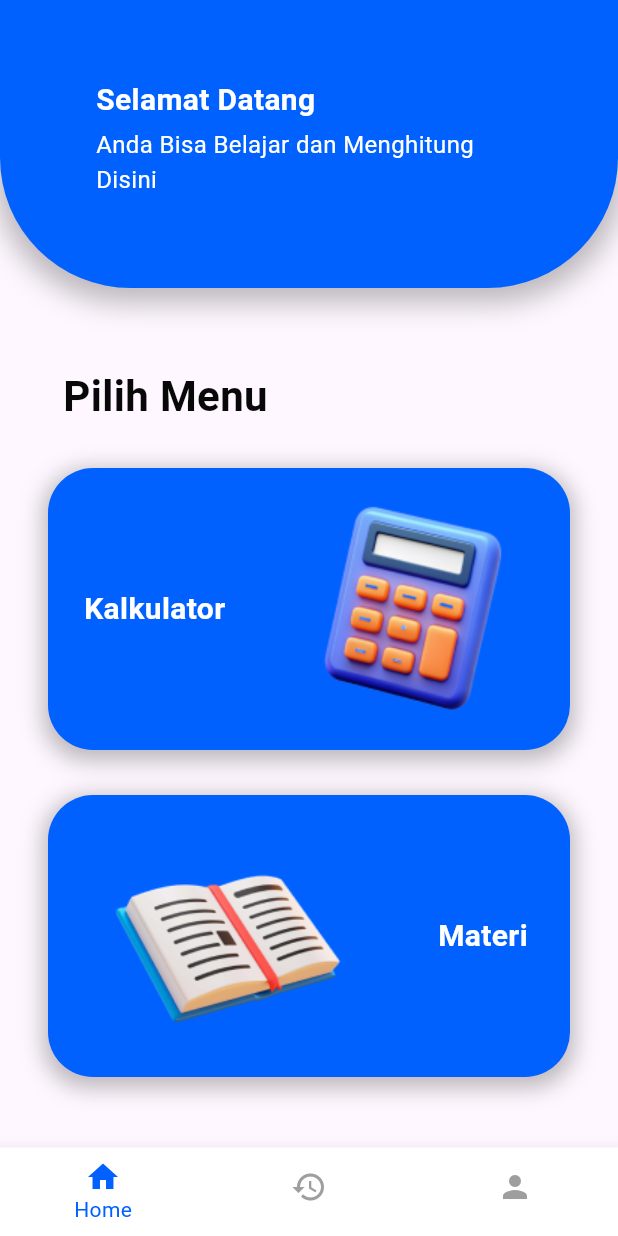
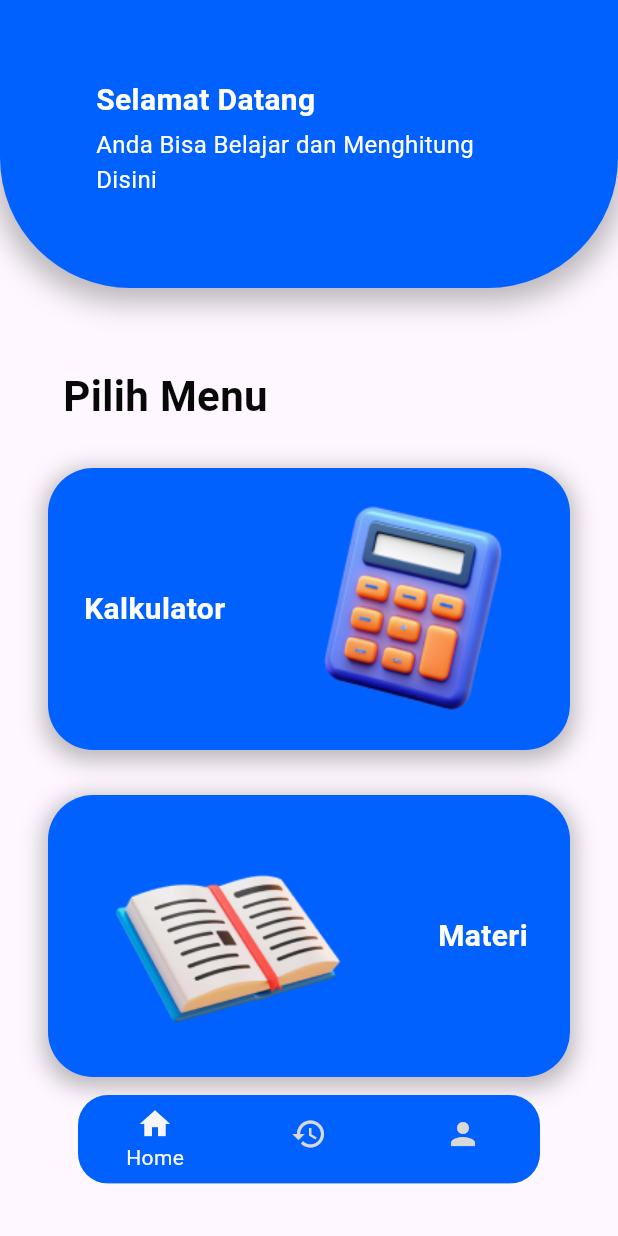
Before and after one commit to DesrielKiki/sunco_physics, a Flutter app: the HomeNavigationPage screen opened directly, on a phone screen of 412 x 824 dp. Run offline on Flutter 3.47's test engine with Material 3 defaults, Android fonts, the phone set to English and light mode, and no system bars.

Commit message:
:wrench: configure home navigation route

```diff
--- a/lib/presentation/navigation/home_navigation.dart
+++ b/lib/presentation/navigation/home_navigation.dart
@@ -14,14 +14,12 @@ class HomeNavigationPage extends StatefulWidget {
 class _HomeNavigationPageState extends State<HomeNavigationPage> {
   int selectedIndex = 0;
 
-  // List of pages to navigate
   final List<Widget> _pages = <Widget>[
     const HomeScreen(),
     const HistoryScreen(),
     const ProfileScreen(),
   ];
 
-  // Handle navigation bar item taps
   void _onTappedItem(int index) {
     setState(() {
       selectedIndex = index;
@@ -31,42 +29,51 @@ class _HomeNavigationPageState extends State<HomeNavigationPage> {
   @override
   Widget build(BuildContext context) {
     return Scaffold(
-      body: _pages[selectedIndex], // Render the selected page
-      bottomNavigationBar: BottomNavigationBar(
+      body: _pages[selectedIndex],
+      bottomNavigationBar: Padding(
+        padding: const EdgeInsets.symmetric(vertical: 35, horizontal: 52),
+        child: ClipRRect(
+          borderRadius: BorderRadius.circular(20),
+          child: BottomNavigationBar(
             currentIndex: selectedIndex,
             onTap: _onTappedItem,
             items: [
               BottomNavigationBarItem(
                 icon: Icon(
                   Icons.home,
-              color:
-                  selectedIndex == 0 ? ColorConfig.primaryColor : Colors.grey,
+                  color: selectedIndex == 0
+                      ? ColorConfig.onPrimaryColor
+                      : ColorConfig.grey,
                 ),
                 label: selectedIndex == 0 ? 'Home' : '',
               ),
               BottomNavigationBarItem(
                 icon: Icon(
                   Icons.history,
-              color:
-                  selectedIndex == 1 ? ColorConfig.primaryColor : Colors.grey,
+                  color: selectedIndex == 1
+                      ? ColorConfig.onPrimaryColor
+                      : ColorConfig.grey,
                 ),
                 label: selectedIndex == 1 ? 'History' : '',
               ),
               BottomNavigationBarItem(
                 icon: Icon(
                   Icons.person,
-              color:
-                  selectedIndex == 2 ? ColorConfig.primaryColor : Colors.grey,
+                  color: selectedIndex == 2
+                      ? ColorConfig.onPrimaryColor
+                      : ColorConfig.grey,
                 ),
                 label: selectedIndex == 2 ? 'Profile' : '',
               ),
             ],
-        selectedItemColor: ColorConfig.primaryColor,
+            selectedItemColor: ColorConfig.onPrimaryColor,
             unselectedItemColor: Colors.grey,
             showSelectedLabels: true,
             showUnselectedLabels: false,
             elevation: 10,
-        backgroundColor: Colors.white,
+            backgroundColor: ColorConfig.primaryColor,
+          ),
+        ),
       ),
     );
   }
--- a/lib/presentation/screen/auth/login/login_screen.dart
+++ b/lib/presentation/screen/auth/login/login_screen.dart
@@ -1,4 +1,5 @@
 import 'package:flutter/material.dart';
+import 'package:sunco_physics/presentation/navigation/home_navigation.dart';
 import 'package:sunco_physics/presentation/screen/auth/register/register_screen.dart';
 import 'package:sunco_physics/presentation/screen/home/home_screen.dart';
 import 'package:sunco_physics/presentation/theme/color_config.dart';
@@ -113,7 +114,7 @@ class _LoginScreenState extends State<LoginScreen> {
                       PageRouteBuilder(
                         transitionDuration: const Duration(milliseconds: 700),
                         pageBuilder: (context, animation, secondaryAnimation) =>
-                            const HomeScreen(),
+                            const HomeNavigationPage(),
                         transitionsBuilder:
                             (context, animation, secondaryAnimation, child) {
                           return FadeTransition(
```
Lines whose indentation alone changed are shown as unchanged.
